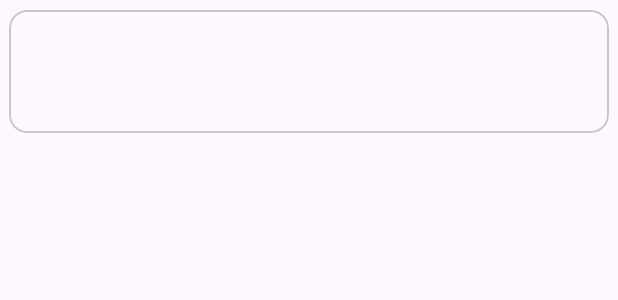
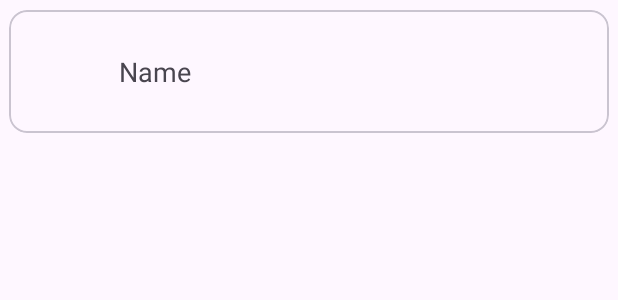
Before and after one commit to Farhandroid/GithubClient, an Android app: the layout layout_item_user_list.xml on its own in the app's theme, with its tools: preview values and no code run, on a phone screen of 412 x 824 dp. Shown: the top 300 px of the screen. Run offline under Robolectric (Android 15) with nearby library versions, the phone set to English and light mode, and no system bars.

Commit message:
fix layout in layout_user_list

```diff
--- a/feature-user-list/src/main/res/layout/layout_item_user_list.xml
+++ b/feature-user-list/src/main/res/layout/layout_item_user_list.xml
@@ -27,7 +27,8 @@
             android:textAppearance="@style/TextAppearance.AppCompat.Medium"
             app:layout_constraintBottom_toBottomOf="@id/profileIV"
             app:layout_constraintStart_toEndOf="@id/profileIV"
-            app:layout_constraintTop_toTopOf="@id/profileIV" />
+            app:layout_constraintTop_toTopOf="@id/profileIV"
+            tools:text="Name"/>
 
     </androidx.constraintlayout.widget.ConstraintLayout>
 
```
